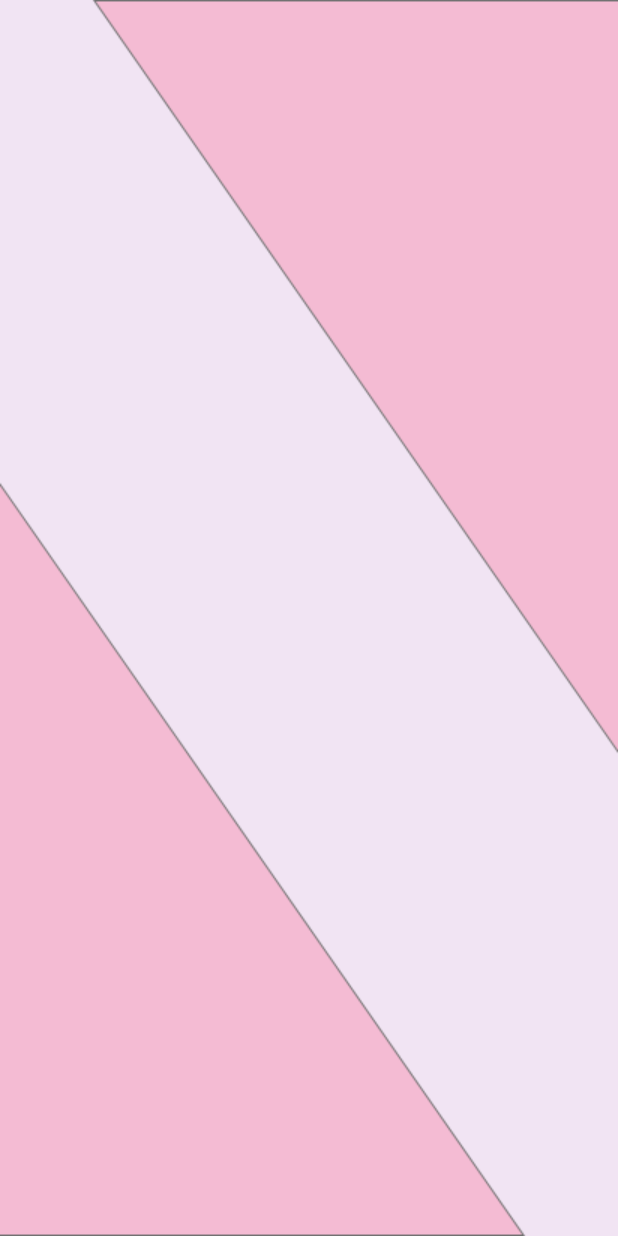
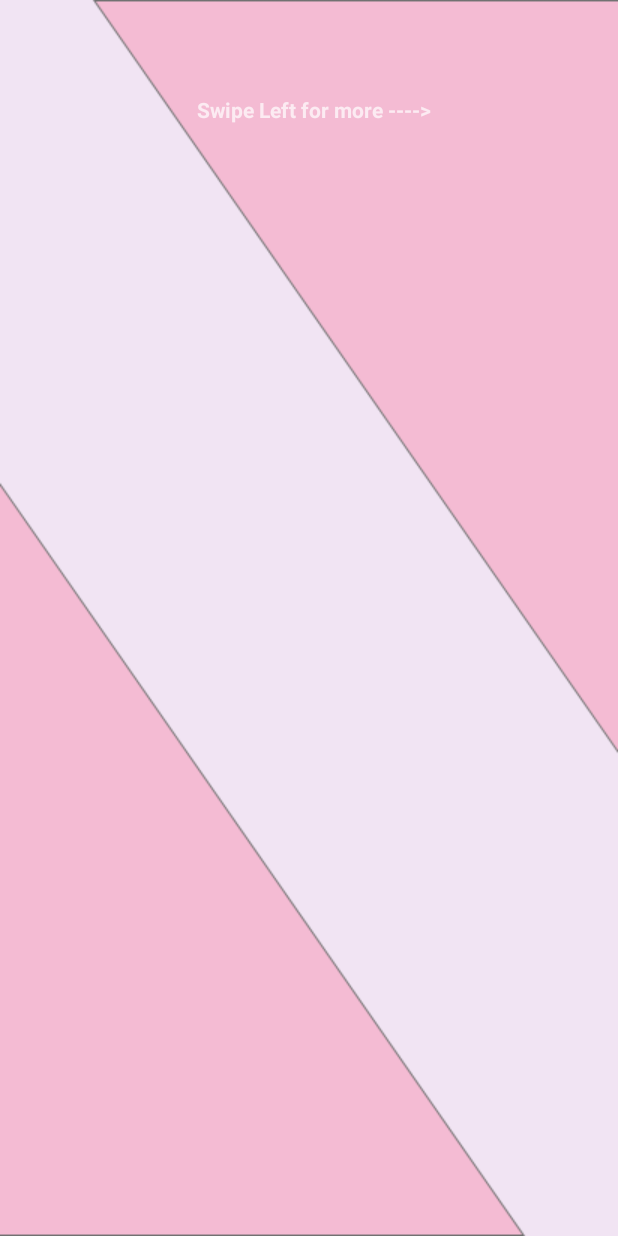
Before and after one commit to JonathanZYZ/FYP, an Android app: the HowToPlayActivity screen opened directly, with no data from a screen before it, on a phone screen of 412 x 824 dp. Run offline under Robolectric (Android 15) with nearby library versions, the phone set to English and light mode, and no system bars.

Commit message:
Fragment commit

```diff
--- a/app/build.gradle
+++ b/app/build.gradle
@@ -67,6 +67,7 @@ dependencies {
     implementation 'androidx.appcompat:appcompat:1.3.0'
     implementation 'com.google.android.material:material:1.3.0'
     implementation 'androidx.constraintlayout:constraintlayout:2.0.4'
+    implementation 'androidx.legacy:legacy-support-v4:1.0.0'
     testImplementation 'junit:junit:4.+'
     androidTestImplementation 'androidx.test.ext:junit:1.1.2'
     androidTestImplementation 'androidx.test.espresso:espresso-core:3.3.0'
--- /dev/null
+++ b/app/src/main/java/com/myapplicationdev/android/fyp/FragmentPagerAdapter.java
@@ -0,0 +1,26 @@
+package com.myapplicationdev.android.fyp;
+
+import androidx.annotation.NonNull;
+import androidx.fragment.app.Fragment;
+import androidx.fragment.app.FragmentManager;
+
+import java.util.ArrayList;
+
+public class FragmentPagerAdapter extends androidx.fragment.app.FragmentPagerAdapter {
+    ArrayList<Fragment> fragments;
+
+    public FragmentPagerAdapter(FragmentManager fm, ArrayList<Fragment> al) {
+        super(fm, BEHAVIOR_RESUME_ONLY_CURRENT_FRAGMENT);
+        fragments = al;
+    }
+
+    @Override
+    public Fragment getItem(int position) {
+        return fragments.get(position);
+    }
+
+    @Override
+    public int getCount() {
+        return fragments.size();
+    }
+}
--- /dev/null
+++ b/app/src/main/java/com/myapplicationdev/android/fyp/HowToFrag1.java
@@ -0,0 +1,26 @@
+package com.myapplicationdev.android.fyp;
+
+import android.os.Bundle;
+
+import androidx.fragment.app.Fragment;
+
+import android.view.LayoutInflater;
+import android.view.View;
+import android.view.ViewGroup;
+import android.widget.ImageView;
+
+
+public class HowToFrag1 extends Fragment {
+
+ImageView ivImage;
+    @Override
+    public View onCreateView(LayoutInflater inflater, ViewGroup container,
+                             Bundle savedInstanceState) {
+        View v = inflater.inflate(R.layout.fragment_how_to_frag1, container, false);
+        // Inflate the layout for this fragment
+
+        ivImage = v.findViewById(R.id.ivHowTo1);
+        //ivImage.setImageResource(R.drawable.);
+        return v;
+    }
+}
--- /dev/null
+++ b/app/src/main/java/com/myapplicationdev/android/fyp/HowToFrag2.java
@@ -0,0 +1,26 @@
+package com.myapplicationdev.android.fyp;
+
+import android.os.Bundle;
+
+import androidx.fragment.app.Fragment;
+
+import android.view.LayoutInflater;
+import android.view.View;
+import android.view.ViewGroup;
+import android.widget.ImageView;
+
+
+public class HowToFrag2 extends Fragment {
+
+ImageView ivImage;
+
+    @Override
+    public View onCreateView(LayoutInflater inflater, ViewGroup container,
+                             Bundle savedInstanceState) {
+        View v = inflater.inflate(R.layout.fragment_how_to_frag2, container, false);
+
+        ivImage = v.findViewById(R.id.ivHowTo2);
+        //ivImage.setImageResource();
+        return v;
+    }
+}
--- a/app/src/main/java/com/myapplicationdev/android/fyp/HowToPlayActivity.java
+++ b/app/src/main/java/com/myapplicationdev/android/fyp/HowToPlayActivity.java
@@ -1,14 +1,31 @@
 package com.myapplicationdev.android.fyp;
 
 import androidx.appcompat.app.AppCompatActivity;
+import androidx.fragment.app.Fragment;
+import androidx.fragment.app.FragmentManager;
+import androidx.viewpager.widget.ViewPager;
 
 import android.os.Bundle;
 
+import java.util.ArrayList;
+
 public class HowToPlayActivity extends AppCompatActivity {
-
+ArrayList<Fragment> al;
+FragmentPagerAdapter adapter;
+ViewPager vPager;
     @Override
     protected void onCreate(Bundle savedInstanceState) {
         super.onCreate(savedInstanceState);
         setContentView(R.layout.activity_how_to_play);
+
+        vPager = findViewById(R.id.viewpager1);
+
+        FragmentManager fm = getSupportFragmentManager();
+        al = new ArrayList<Fragment>();
+        al.add(new HowToFrag1());
+        al.add(new HowToFrag2());
+
+        adapter = new FragmentPagerAdapter(fm,al);
+        vPager.setAdapter(adapter);
     }
 }
--- a/app/src/main/res/layout/activity_how_to_play.xml
+++ b/app/src/main/res/layout/activity_how_to_play.xml
@@ -7,4 +7,34 @@
     android:background="@drawable/splash_background"
     tools:context=".HowToPlayActivity">
 
+    <TextView
+        android:id="@+id/textView2"
+        android:layout_width="wrap_content"
+        android:layout_height="wrap_content"
+        android:layout_marginStart="130dp"
+        android:layout_marginLeft="130dp"
+        android:layout_marginTop="63dp"
+        android:layout_marginEnd="124dp"
+        android:layout_marginRight="124dp"
+        android:text="Swipe Left for more ---->"
+        android:textStyle="bold"
+        app:layout_constraintEnd_toEndOf="parent"
+        app:layout_constraintStart_toStartOf="parent"
+        app:layout_constraintTop_toTopOf="parent" />
+
+    <androidx.viewpager.widget.ViewPager
+        android:id="@+id/viewpager1"
+        android:layout_width="308dp"
+        android:layout_height="593dp"
+        android:layout_marginStart="51dp"
+        android:layout_marginLeft="51dp"
+        android:layout_marginTop="14dp"
+        android:layout_marginEnd="52dp"
+        android:layout_marginRight="52dp"
+        android:layout_weight="1"
+        android:padding="15dp"
+        app:layout_constraintEnd_toEndOf="parent"
+        app:layout_constraintStart_toStartOf="parent"
+        app:layout_constraintTop_toBottomOf="@+id/textView2" />
+
 </androidx.constraintlayout.widget.ConstraintLayout>
--- /dev/null
+++ b/app/src/main/res/layout/fragment_how_to_frag1.xml
@@ -0,0 +1,22 @@
+<?xml version="1.0" encoding="utf-8"?>
+<FrameLayout xmlns:android="http://schemas.android.com/apk/res/android"
+    xmlns:app="http://schemas.android.com/apk/res-auto"
+    xmlns:tools="http://schemas.android.com/tools"
+    android:layout_width="match_parent"
+    android:layout_height="match_parent"
+    tools:context=".HowToFrag1">
+
+    <!-- TODO: Update blank fragment layout -->
+
+
+    <LinearLayout
+        android:layout_width="match_parent"
+        android:layout_height="match_parent"
+        android:orientation="vertical">
+
+        <ImageView
+            android:id="@+id/ivHowTo1"
+            android:layout_width="match_parent"
+            android:layout_height="match_parent" />
+    </LinearLayout>
+</FrameLayout>
--- /dev/null
+++ b/app/src/main/res/layout/fragment_how_to_frag2.xml
@@ -0,0 +1,20 @@
+<?xml version="1.0" encoding="utf-8"?>
+<FrameLayout xmlns:android="http://schemas.android.com/apk/res/android"
+    xmlns:tools="http://schemas.android.com/tools"
+    android:layout_width="match_parent"
+    android:layout_height="match_parent"
+    tools:context=".HowToFrag2">
+
+    <!-- TODO: Update blank fragment layout -->
+    <LinearLayout
+        android:layout_width="match_parent"
+        android:layout_height="match_parent"
+        android:orientation="vertical">
+
+        <ImageView
+            android:id="@+id/ivHowTo2"
+            android:layout_width="match_parent"
+            android:layout_height="match_parent" />
+    </LinearLayout>
+
+</FrameLayout>
--- a/app/src/main/res/values/strings.xml
+++ b/app/src/main/res/values/strings.xml
@@ -1,3 +1,5 @@
 <resources>
     <string name="app_name">Organic Chemy</string>
+    <!-- TODO: Remove or change this placeholder text -->
+    <string name="hello_blank_fragment">Hello blank fragment</string>
 </resources>
```
